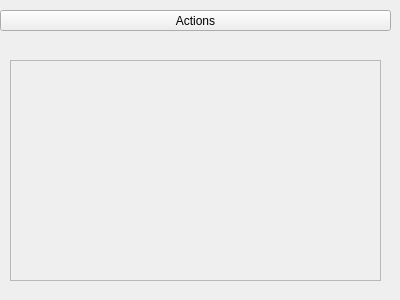
Before: the Qt Designer form Monster_Truck_UI/src/Camera_Window/Cameradialog.ui in alexspirou/ROS_Ackerman_Monster_Truck_, drawn with Qt 5.
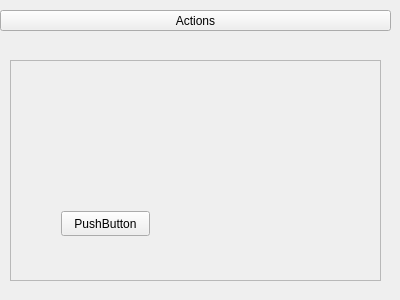
After: the same form once the commit is applied.

```diff
--- a/Monster_Truck_UI/src/Camera_Window/Cameradialog.ui
+++ b/Monster_Truck_UI/src/Camera_Window/Cameradialog.ui
@@ -47,6 +47,19 @@
       <height>219</height>
      </rect>
     </property>
+    <widget class="QPushButton" name="m_CameraStartButon">
+     <property name="geometry">
+      <rect>
+       <x>50</x>
+       <y>150</y>
+       <width>89</width>
+       <height>25</height>
+      </rect>
+     </property>
+     <property name="text">
+      <string>PushButton</string>
+     </property>
+    </widget>
    </widget>
   </widget>
  </widget>
```
